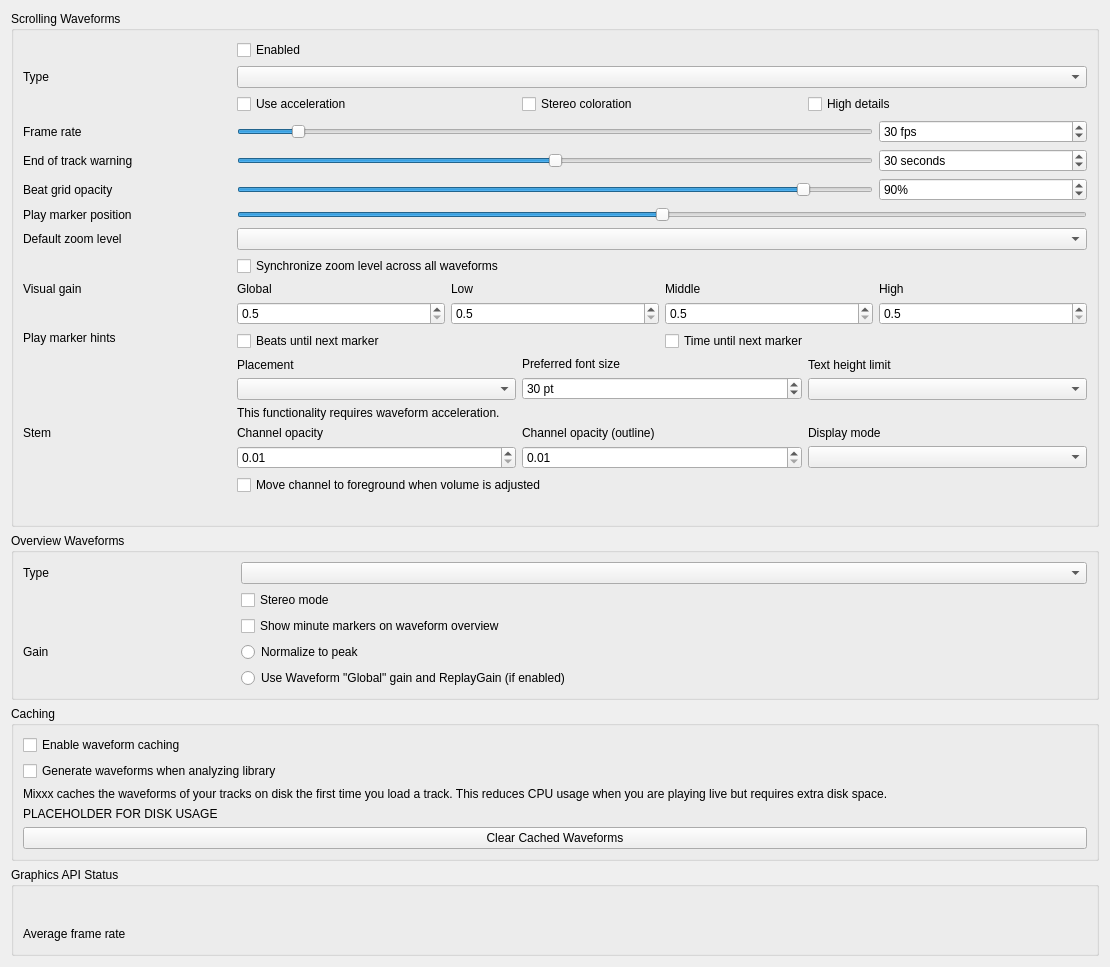
Above: src/preferences/dialog/dlgprefwaveformdlg.ui from mixxxdj/mixxx before the change. Below: the same form after it.
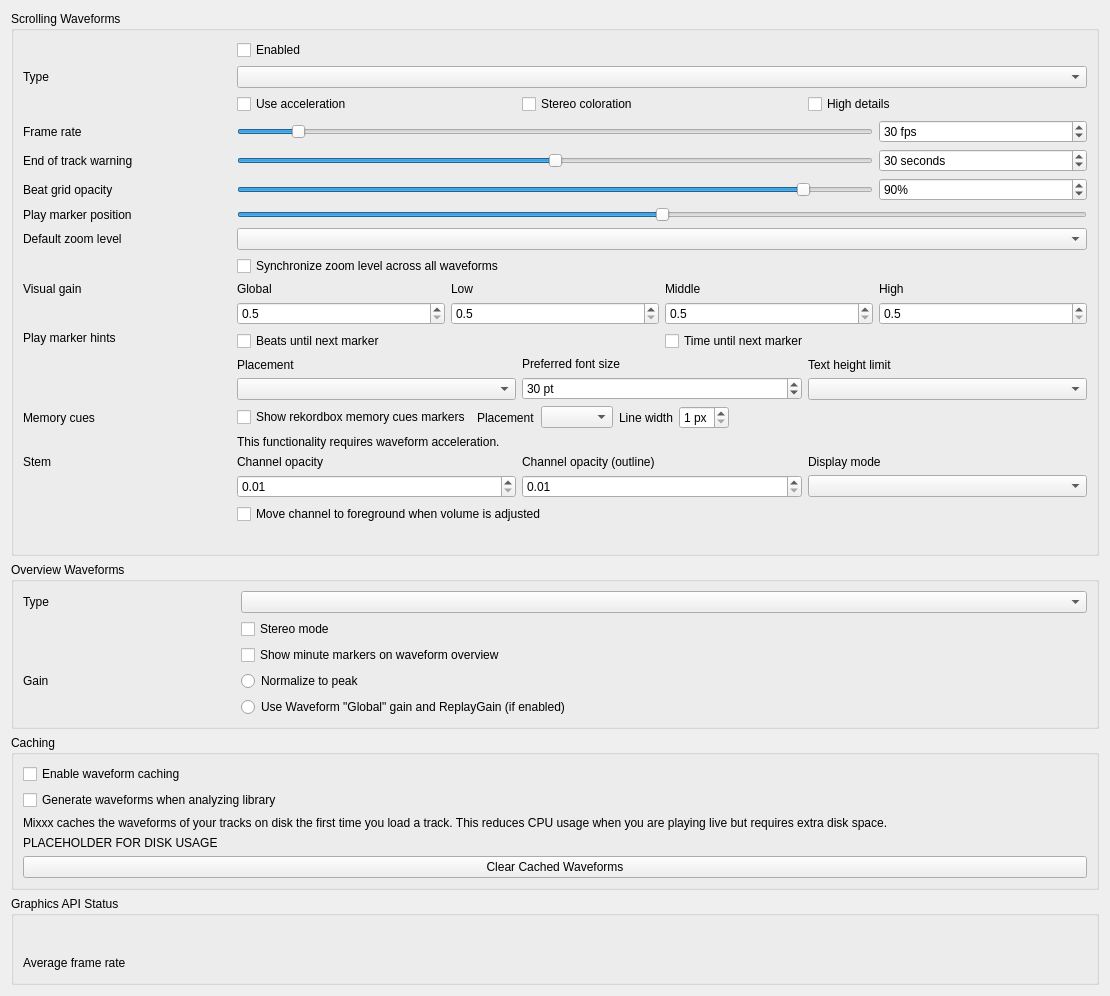
That is the form after the change.

Commit message:
Waveform: draw rekordbox-style memory cue markers
Draw hotcues 9 and up as a small triangle in the cue color without a
number, like rekordbox memory cues, in the scrolling waveforms and the
overview. Saved loops keep their normal label.

New options in the waveform preferences:
- Show rekordbox memory cues markers (on/off)
- Placement of the triangle: top or bottom
- Line width of the marker: 1-5 px

Changing an option bumps a style generation counter so all marks
regenerate their images on the next paint.

Patch:
```diff
--- a/src/preferences/dialog/dlgprefwaveformdlg.ui
+++ b/src/preferences/dialog/dlgprefwaveformdlg.ui
@@ -578,7 +578,90 @@
       </layout><!-- marker_option_layout -->
      </item>
 
+     <item row="13" column="0">
+      <widget class="QLabel" name="memoryCueMarkersLabel">
+       <property name="text">
+        <string>Memory cues</string>
+       </property>
+       <property name="alignment">
+        <set>Qt::AlignLeading|Qt::AlignLeft|Qt::AlignVCenter</set>
+       </property>
+      </widget>
+     </item>
      <item row="13" column="1" colspan="4">
+      <layout class="QHBoxLayout" name="memoryCueMarkersLayout">
+       <item>
+        <widget class="QCheckBox" name="showMemoryCueMarkersCheckBox">
+         <property name="toolTip">
+          <string>Draw hotcues 9 and up as small triangles in the cue color, without number, like rekordbox memory cues. Memory cues imported from rekordbox USB drives are placed on these hotcues.</string>
+         </property>
+         <property name="text">
+          <string>Show rekordbox memory cues markers</string>
+         </property>
+        </widget>
+       </item>
+       <item>
+        <widget class="QLabel" name="memoryCueMarkerAlignLabel">
+         <property name="text">
+          <string>Placement</string>
+         </property>
+         <property name="buddy">
+          <cstring>memoryCueMarkerAlignComboBox</cstring>
+         </property>
+        </widget>
+       </item>
+       <item>
+        <widget class="QComboBox" name="memoryCueMarkerAlignComboBox">
+         <property name="toolTip">
+          <string>Show the memory cue triangle at the top or at the bottom of the waveforms.</string>
+         </property>
+        </widget>
+       </item>
+       <item>
+        <widget class="QLabel" name="memoryCueMarkerLineWidthLabel">
+         <property name="text">
+          <string>Line width</string>
+         </property>
+         <property name="buddy">
+          <cstring>memoryCueMarkerLineWidthSpinBox</cstring>
+         </property>
+        </widget>
+       </item>
+       <item>
+        <widget class="QSpinBox" name="memoryCueMarkerLineWidthSpinBox">
+         <property name="toolTip">
+          <string>Thickness of the memory cue marker line.</string>
+         </property>
+         <property name="suffix">
+          <string> px</string>
+         </property>
+         <property name="minimum">
+          <number>1</number>
+         </property>
+         <property name="maximum">
+          <number>5</number>
+         </property>
+         <property name="value">
+          <number>1</number>
+         </property>
+        </widget>
+       </item>
+       <item>
+        <spacer name="memoryCueMarkersSpacer">
+         <property name="orientation">
+          <enum>Qt::Horizontal</enum>
+         </property>
+         <property name="sizeHint" stdset="0">
+          <size>
+           <width>0</width>
+           <height>0</height>
+          </size>
+         </property>
+        </spacer>
+       </item>
+      </layout>
+     </item>
+     <item row="14" column="1" colspan="4">
       <widget class="QLabel" name="requiresGLSLLabel">
        <property name="text">
         <string>This functionality requires waveform acceleration.</string>
@@ -589,7 +672,7 @@
       </widget>
      </item>
 
-     <item row="14" column="0">
+     <item row="15" column="0">
       <widget class="QLabel" name="stemOpacityLabel">
        <property name="text">
         <string>Stem</string>
@@ -602,7 +685,7 @@
        </property>
       </widget>
      </item>
-     <item row="14" column="1" colspan="4">
+     <item row="15" column="1" colspan="4">
       <layout class="QGridLayout" name="stemOpacityGridLayout">
        <item row="0" column="0">
         <widget class="QLabel" name="stemOpacityMainLabel">
@@ -699,7 +782,7 @@
       </layout>
      </item>
 
-     <item row="15" column="1" colspan="4">
+     <item row="16" column="1" colspan="4">
       <widget class="QLabel" name="requiresGLSLLabel2">
        <property name="alignment">
         <set>Qt::AlignLeading|Qt::AlignLeft|Qt::AlignVCenter</set>
```
Left out of the diff: 3 changed lines with no effect on the pictures. The commit also changes 8 other files.
